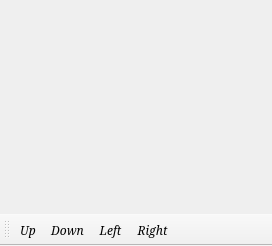
This is 2048/table.ui in IlyaBoykoProgr/qt-cpp as Qt 5 draws it before an edit. The edited form follows.
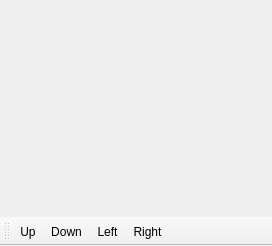
This is the edited form. Icons and pictures are not drawn.

```diff
--- a/2048/table.ui
+++ b/2048/table.ui
@@ -10,12 +10,6 @@
     <height>246</height>
    </rect>
   </property>
-  <property name="font">
-   <font>
-    <family>Serif</family>
-    <italic>true</italic>
-   </font>
-  </property>
   <property name="windowTitle">
    <string>2048</string>
   </property>
```
